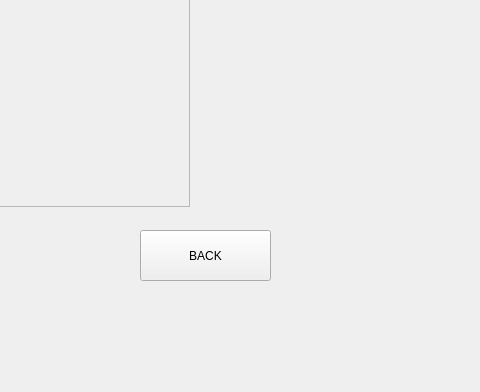
Before: the Qt Designer form testWidget/ShopBoard.ui in hg-hg/2019-DungeonNStones, drawn with Qt 5; both pictures show x 620 to 1100 and y 440 to 832 of the 1321 by 832 pixel window.
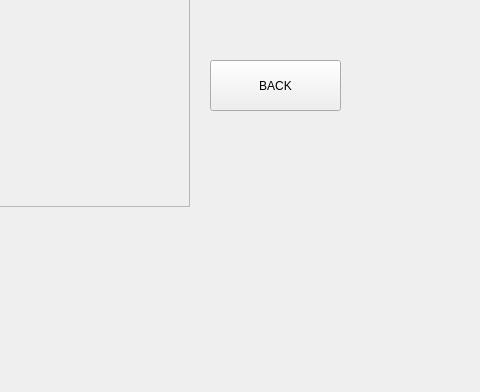
After: the same form once the commit is applied.

Diff of the .ui file:
```diff
--- a/testWidget/ShopBoard.ui
+++ b/testWidget/ShopBoard.ui
@@ -60,8 +60,8 @@
     <widget class="QPushButton" name="backToMain">
      <property name="geometry">
       <rect>
-       <x>730</x>
-       <y>650</y>
+       <x>800</x>
+       <y>480</y>
        <width>131</width>
        <height>51</height>
       </rect>
```
